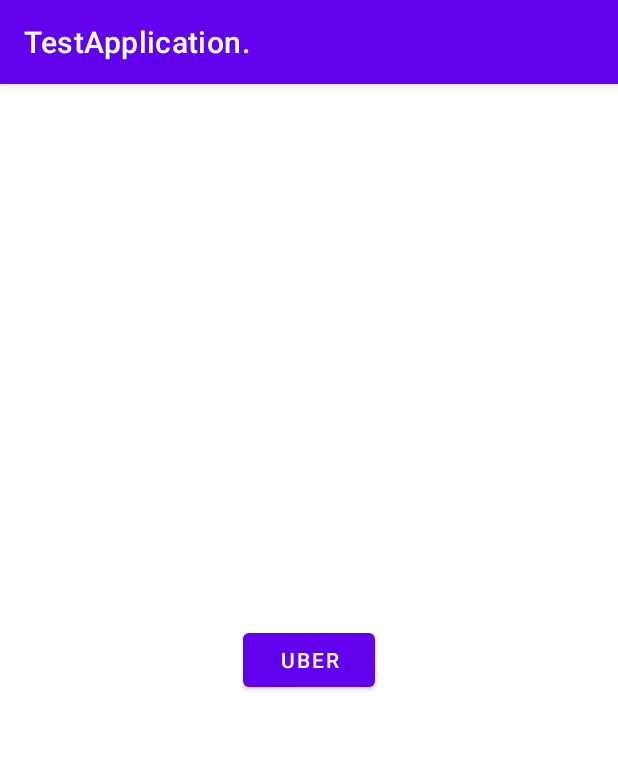
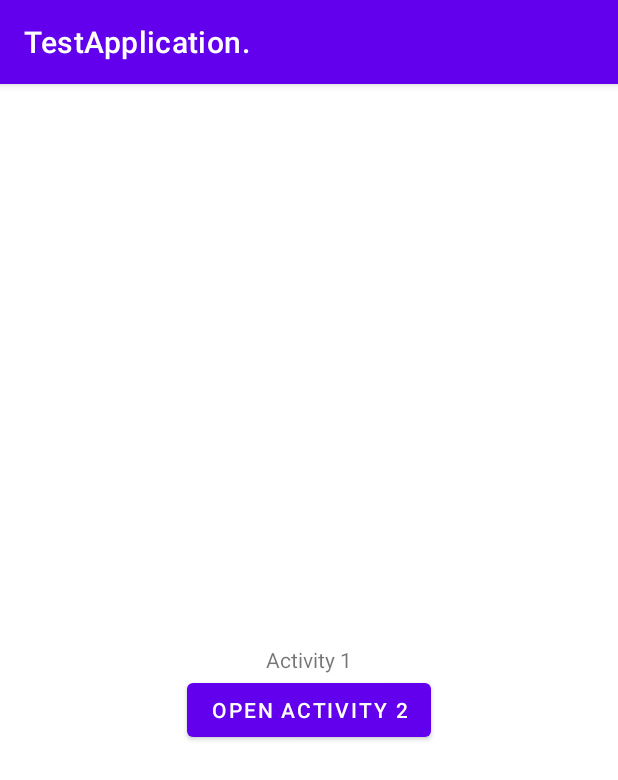
Before and after one commit to Burn-Mode/SE300-Airport-Transportation, an Android app: the screen it shows after launch (MainActivity), on a phone screen of 412 x 824 dp. Shown: the top 780 px of the screen. Run offline under Robolectric (Android 15) with nearby library versions, the phone set to English and light mode, and no system bars.

```diff
--- a/app/src/main/AndroidManifest.xml
+++ b/app/src/main/AndroidManifest.xml
@@ -10,6 +10,9 @@
         android:supportsRtl="true"
         android:theme="@style/Theme.TestApplication">
         <activity
+            android:name=".RideShare"
+            android:exported="false" />
+        <activity
             android:name=".MainActivity"
             android:exported="true">
             <intent-filter>
--- a/app/src/main/java/com/example/testapplication/MainActivity.java
+++ b/app/src/main/java/com/example/testapplication/MainActivity.java
@@ -6,16 +6,27 @@ import android.content.Intent;
 import android.net.Uri;
 import android.os.Bundle;
 import android.view.View;
+import android.widget.Button;
 
 public class MainActivity extends AppCompatActivity {
-
+    private Button button;
     @Override
     protected void onCreate(Bundle savedInstanceState) {
         super.onCreate(savedInstanceState);
         setContentView(R.layout.activity_main);
+
+        button = (Button) findViewById(R.id.button);
+        button.setOnClickListener(new View.OnClickListener() {
+            @Override
+            public void onClick(View v){
+                openRideShare();
+            }
+        });
     }
-    public void browser1(View view){
-    Intent browserIntent=new Intent(Intent.ACTION_VIEW, Uri.parse("https://m.uber.com/"));
-    startActivity(browserIntent);
+
+    public void openRideShare() {
+        Intent intent = new Intent(this, RideShare.class);
+        startActivity(intent);
     }
+
 }
--- a/app/src/main/res/layout/activity_main.xml
+++ b/app/src/main/res/layout/activity_main.xml
@@ -1,21 +1,23 @@
 <?xml version="1.0" encoding="utf-8"?>
-<androidx.constraintlayout.widget.ConstraintLayout
-    xmlns:android="http://schemas.android.com/apk/res/android"
-    xmlns:app="http://schemas.android.com/apk/res-auto"
+<RelativeLayout xmlns:android="http://schemas.android.com/apk/res/android"
     xmlns:tools="http://schemas.android.com/tools"
     android:layout_width="match_parent"
-    android:layout_height="match_parent"
-    xmlns:andriod="http://schemas.android.com/apk/res/android"
-    tools:context=".MainActivity">
+    android:layout_height="match_parent">
+
+    <TextView
+        android:id="@+id/textView"
+        android:layout_width="wrap_content"
+        android:layout_height="wrap_content"
+        android:layout_centerHorizontal="true"
+        android:layout_centerVertical="true"
+        android:text="Activity 1" />
 
     <Button
-        android:id="@+id/Uber"
+        android:id="@+id/button"
         android:layout_width="wrap_content"
         android:layout_height="wrap_content"
-        android:text="Uber"
-        andriod:onClick="browser1"
-        app:layout_constraintBottom_toBottomOf="parent"
-        app:layout_constraintEnd_toEndOf="parent"
-        app:layout_constraintStart_toStartOf="parent"
-        app:layout_constraintTop_toTopOf="parent" />
-</androidx.constraintlayout.widget.ConstraintLayout>
+        android:layout_below="@id/textView"
+        android:layout_centerHorizontal="true"
+        android:text="open activity 2" />
+
+</RelativeLayout>
```
Also changed, not shown: app/src/main/java/com/example/testapplication/RideShare.java (added, +21 -0 lines), app/src/main/res/layout/activity_ride_share.xml (added, +19 -0 lines), 278 other files.
